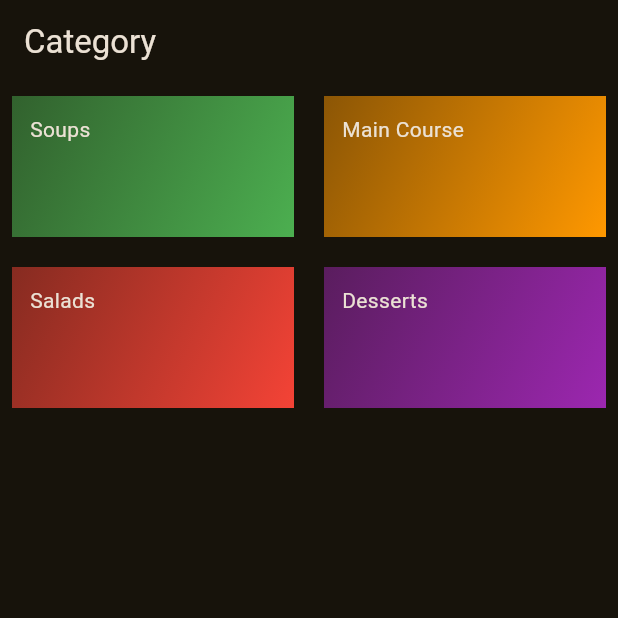
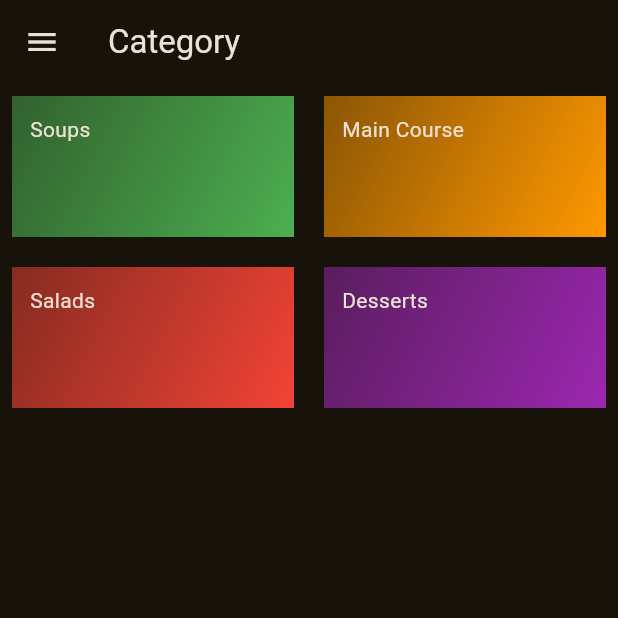
Before and after one commit to mustafatmaca/tobeto-mealsapp, a Flutter app: the screen it shows after launch, on a phone screen of 412 x 824 dp, the top half of it. Run offline on Flutter 3.47's test engine with Material 3 defaults, Android fonts, the phone set to English and light mode, and no system bars.

Commit message:
ödev 5/12/23

```diff
--- a/lib/screens/categories.dart
+++ b/lib/screens/categories.dart
@@ -25,6 +25,37 @@ class Categories extends StatelessWidget {
       appBar: AppBar(
         title: const Text("Category"),
       ),
+      drawer: Drawer(
+        child: ListView(
+          children: [
+            const DrawerHeader(
+              decoration: BoxDecoration(color: Colors.amber),
+              child: Text(
+                "Meals App",
+                style: TextStyle(color: Colors.black),
+              ),
+            ),
+            ListTile(
+              title: const Text(
+                "Item 1",
+                style: TextStyle(color: Colors.amber),
+              ),
+              onTap: () {
+                Navigator.pop(context);
+              },
+            ),
+            ListTile(
+              title: const Text(
+                "Item 2",
+                style: TextStyle(color: Colors.amber),
+              ),
+              onTap: () {
+                Navigator.pop(context);
+              },
+            )
+          ],
+        ),
+      ),
       body: GridView(
         padding: const EdgeInsets.all(8),
         gridDelegate: const SliverGridDelegateWithFixedCrossAxisCount(
```
